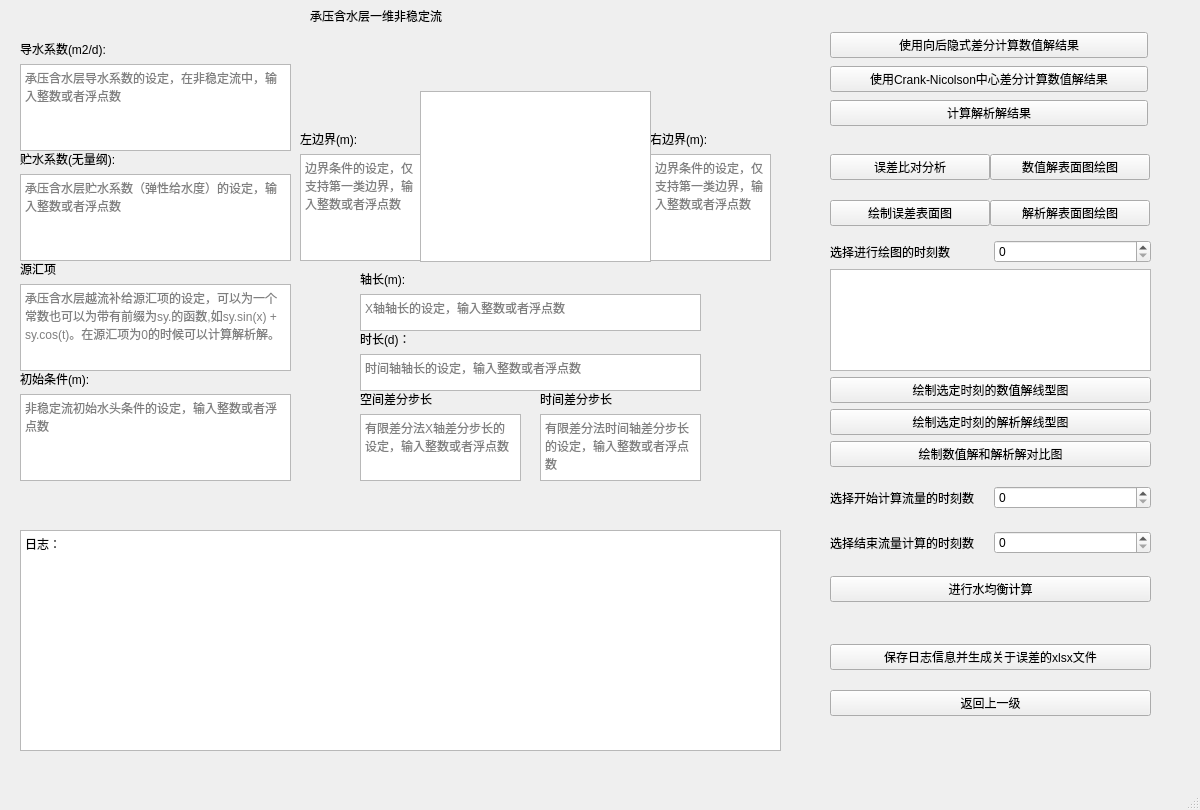
The window that ui/oodcausf.ui (Yulei-3005240023/FDM_groundwater) describes before a commit, drawn with Qt 5.
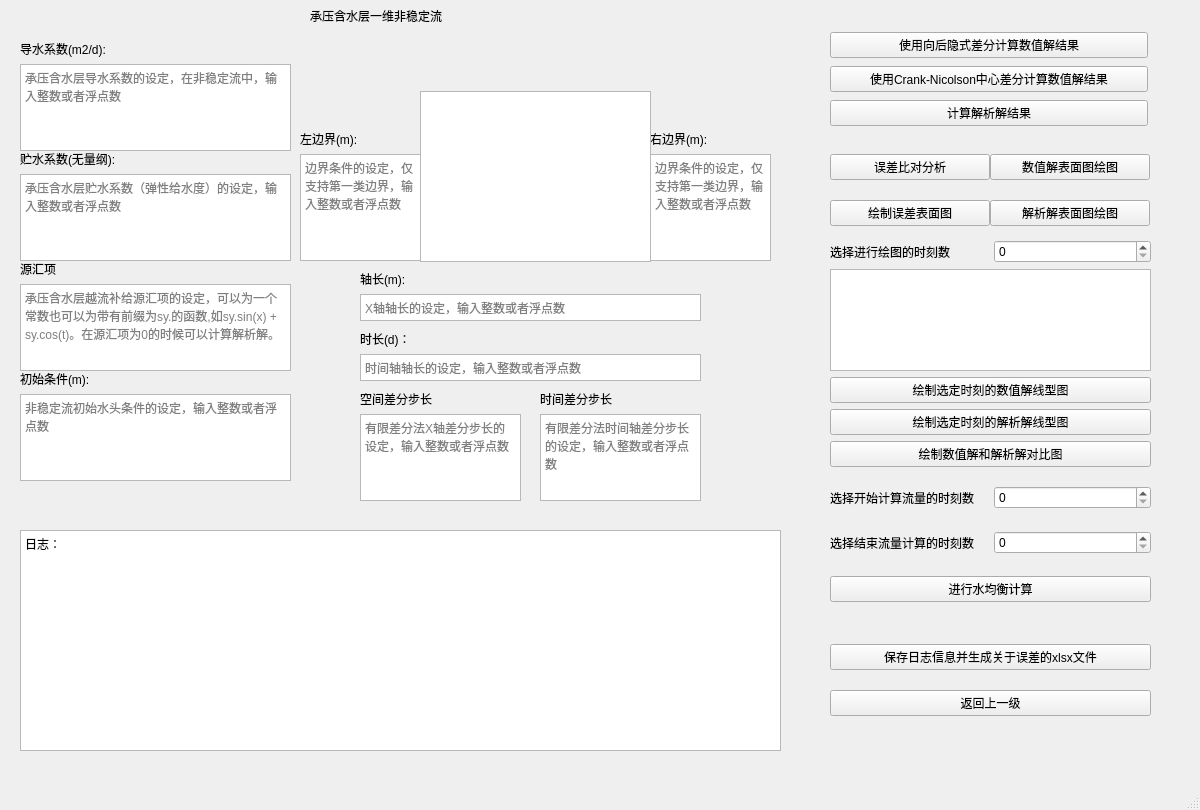
The same window after the commit. Icons and pictures are not drawn.

Patch:
```diff
--- a/ui/oodcausf.ui
+++ b/ui/oodcausf.ui
@@ -263,7 +263,7 @@
       <x>360</x>
       <y>270</y>
       <width>341</width>
-      <height>61</height>
+      <height>51</height>
      </rect>
     </property>
     <layout class="QVBoxLayout" name="verticalLayout_10">
@@ -403,7 +403,7 @@
       <x>360</x>
       <y>330</y>
       <width>341</width>
-      <height>61</height>
+      <height>51</height>
      </rect>
     </property>
     <layout class="QVBoxLayout" name="verticalLayout_15">
@@ -429,7 +429,7 @@
       <x>540</x>
       <y>390</y>
       <width>161</width>
-      <height>91</height>
+      <height>111</height>
      </rect>
     </property>
     <layout class="QVBoxLayout" name="verticalLayout_16">
@@ -455,7 +455,7 @@
       <x>360</x>
       <y>390</y>
       <width>161</width>
-      <height>91</height>
+      <height>111</height>
      </rect>
     </property>
     <layout class="QVBoxLayout" name="verticalLayout_7">
```
Left out of the diff: 11 changed lines with no effect on the pictures.
